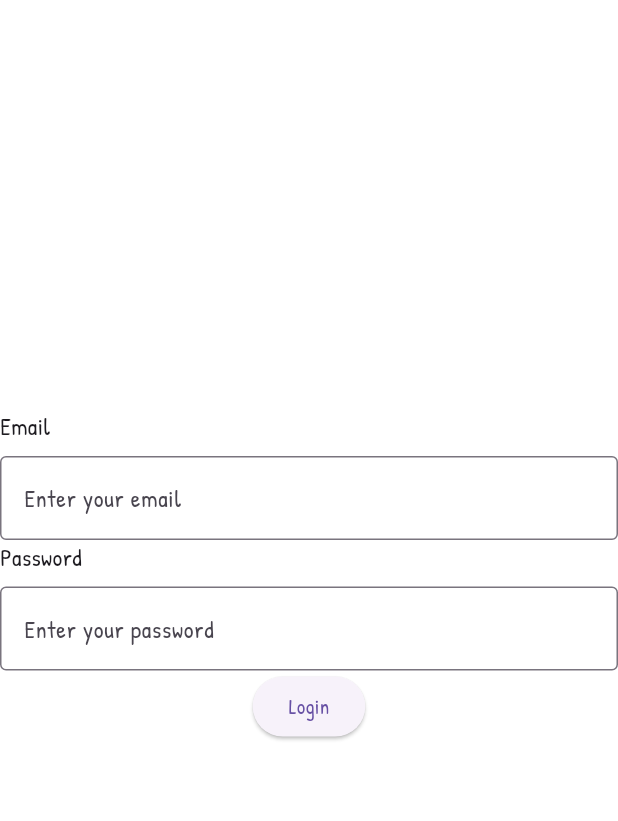
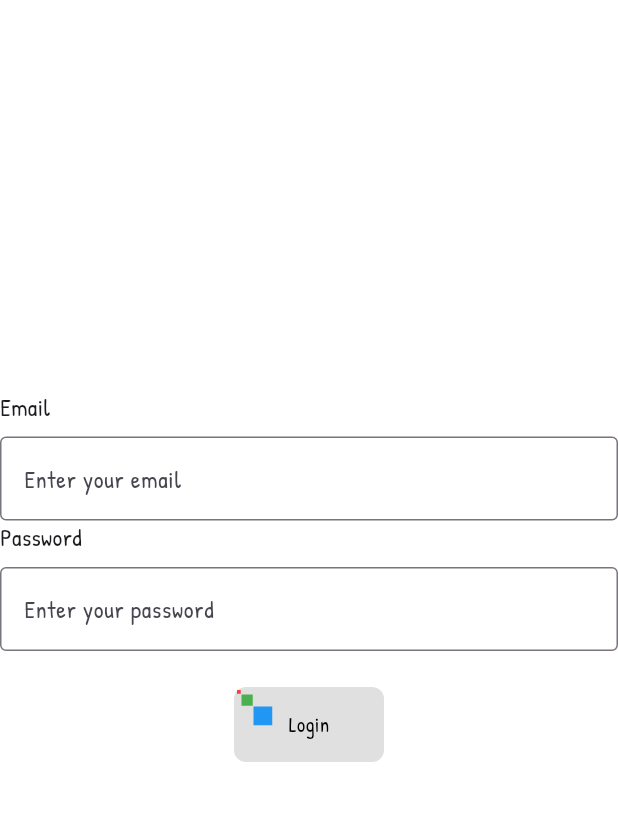
Before and after one commit to Nymmpy/nymmp_front, a Flutter app: the screen it shows after launch, after a tap on "Sign In", on a phone screen of 412 x 824 dp, the part 84-905 px from its top. Run offline on Flutter 3.47's test engine with Material 3 defaults, Android fonts, the phone set to English and light mode, and no system bars; our stand-ins replace flutter_svg.

Commit message:
feat: 버튼 컴포넌트 분리
버튼 분리 후 로그인에 적용

```diff
--- /dev/null
+++ b/lib/components/custom_button.dart
@@ -0,0 +1,60 @@
+import 'package:flutter/material.dart';
+
+class CustomButton extends StatelessWidget {
+  final String text;
+  final VoidCallback onPressed;
+
+  CustomButton({required this.text, required this.onPressed});
+
+  @override
+  Widget build(BuildContext context) {
+    return ElevatedButton(
+      onPressed: onPressed,
+      style: ElevatedButton.styleFrom(
+        backgroundColor: Colors.transparent, // 버튼 배경 투명 처리
+        shadowColor: Colors.transparent, // 그림자 제거
+        padding: EdgeInsets.zero, // 내부 패딩 제거
+      ),
+      child: Container(
+        width: 100,
+        height: 50,
+        decoration: BoxDecoration(
+          color: Colors.grey[300], // 기본 배경 색상
+          borderRadius: BorderRadius.circular(8), // 둥근 모서리
+        ),
+        child: Stack(
+          children: [
+            Positioned(
+              left: 2,
+              top: 2,
+              child: Container(
+                width: 2.5,
+                height: 2.5,
+                color: Colors.red,
+              ),
+            ),
+            Positioned(
+              left: 5,
+              top: 5,
+              child: Container(
+                width: 7.5,
+                height: 7.5,
+                color: Colors.green,
+              ),
+            ),
+            Positioned(
+              left: 13,
+              top: 13,
+              child: Container(
+                width: 12.5,
+                height: 12.5,
+                color: Colors.blue,
+              ),
+            ),
+            Center(child: Text(text, style: TextStyle(color: Colors.black))),
+          ],
+        ),
+      ),
+    );
+  }
+}
--- a/lib/components/login.dart
+++ b/lib/components/login.dart
@@ -2,6 +2,7 @@
 import 'package:flutter/material.dart';
 import '../utils/api_service.dart'; // API 서비스 경로 확인 필요
 import 'custom_text_field.dart'; // CustomTextField 임포트
+import 'custom_button.dart';
 
 class Login extends StatefulWidget {
   @override
@@ -13,7 +14,7 @@ class _LoginState extends State<Login> {
   final TextEditingController passwordController = TextEditingController();
   final ApiService apiService = ApiService();
 
-  void _handleLogin() async {
+  void _handleLogin(BuildContext context) async {
     try {
       var response = await apiService.login(
         emailController.text,
@@ -49,9 +50,10 @@ class _LoginState extends State<Login> {
           hintText: 'Enter your password',
           obscureText: true,
         ),
-        ElevatedButton(
-          onPressed: _handleLogin,
-          child: Text('Login'),
+        SizedBox(height: 24),
+        CustomButton(
+          text: 'Login',
+          onPressed: () => _handleLogin(context),
         ),
       ],
     );
```
